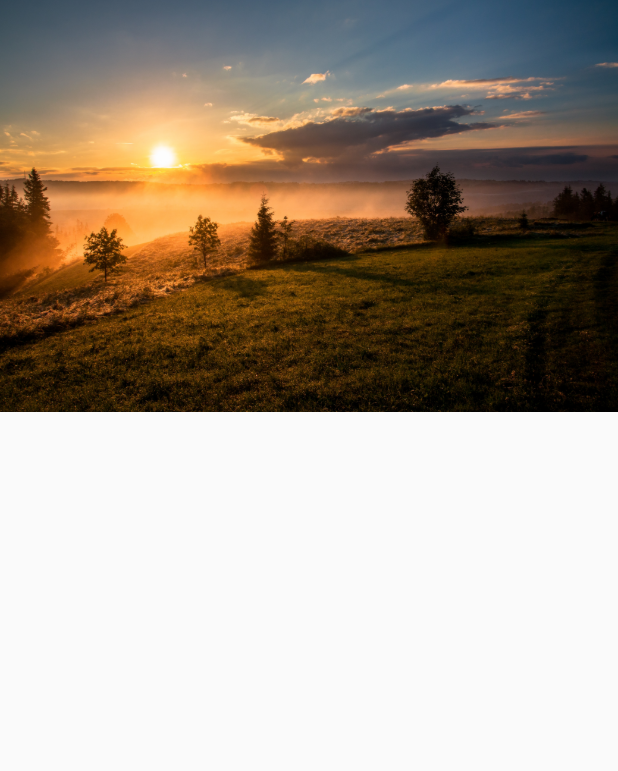
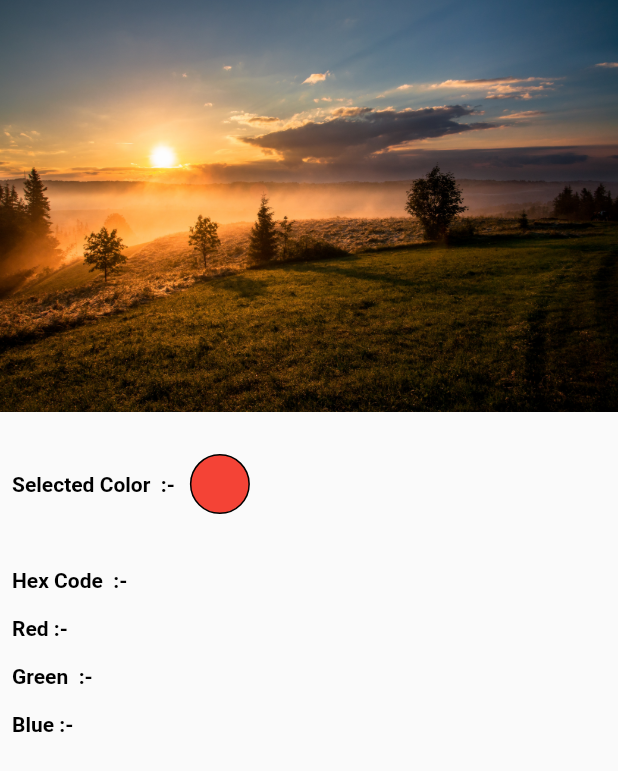
Before and after one commit to Oauth-Celestial/image_color_picker, a Flutter app: the screen it shows after launch, on a phone screen of 412 x 824 dp. Shown: the top 771 px of the screen. Run offline on Flutter 3.47's test engine with Material 2 defaults, Android fonts, the phone set to English and light mode, and no system bars.

Commit message:
Added Color and placeholder widget functionality

```diff
--- a/example/analysis_options.yaml
+++ /dev/null
@@ -1,29 +0,0 @@
-# This file configures the analyzer, which statically analyzes Dart code to
-# check for errors, warnings, and lints.
-#
-# The issues identified by the analyzer are surfaced in the UI of Dart-enabled
-# IDEs (https://dart.dev/tools#ides-and-editors). The analyzer can also be
-# invoked from the command line by running `flutter analyze`.
-
-# The following line activates a set of recommended lints for Flutter apps,
-# packages, and plugins designed to encourage good coding practices.
-include: package:flutter_lints/flutter.yaml
-
-linter:
-  # The lint rules applied to this project can be customized in the
-  # section below to disable rules from the `package:flutter_lints/flutter.yaml`
-  # included above or to enable additional rules. A list of all available lints
-  # and their documentation is published at
-  # https://dart-lang.github.io/linter/lints/index.html.
-  #
-  # Instead of disabling a lint rule for the entire project in the
-  # section below, it can also be suppressed for a single line of code
-  # or a specific dart file by using the `// ignore: name_of_lint` and
-  # `// ignore_for_file: name_of_lint` syntax on the line or in the file
-  # producing the lint.
-  rules:
-    # avoid_print: false  # Uncomment to disable the `avoid_print` rule
-    # prefer_single_quotes: true  # Uncomment to enable the `prefer_single_quotes` rule
-
-# Additional information about this file can be found at
-# https://dart.dev/guides/language/analysis-options
--- a/example/lib/Home.dart
+++ b/example/lib/Home.dart
@@ -10,6 +10,7 @@ class _ImagePickerScreenState extends State<ImagePickerScreen> {
   String _hexColor = '';
   Image image = Image.asset("assets/b.jpg");
   Color? color;
+  PickerResponse? userResponse;
 
   var x = 50;
   var y = 25;
@@ -22,23 +23,89 @@ class _ImagePickerScreenState extends State<ImagePickerScreen> {
         children: [
           ColorPicker(
               child: image,
-              onChanged: (color) {
+              onChanged: (response) {
                 setState(() {
-                  this.color = color;
-                  print("test");
-                  // print("${color.value.}")
+                  userResponse = response;
+                  this.color = response.selectionColor;
                 });
               }),
-          Container(
-            width: 40,
-            height: 40,
-            color: color,
+          const SizedBox(
+            height: 20,
+          ),
+          Padding(
+            padding: const EdgeInsets.all(8.0),
+            child: Row(
+              children: [
+                const Text(
+                  "Selected Color  :-",
+                  style: TextStyle(
+                      color: Colors.black, fontWeight: FontWeight.bold),
+                ),
+                const SizedBox(
+                  width: 10,
+                ),
+                Container(
+                  width: 40,
+                  height: 40,
+                  decoration: BoxDecoration(
+                      color: userResponse?.selectionColor ?? Colors.red,
+                      border: Border.all(color: Colors.black, width: 1),
+                      borderRadius: BorderRadius.circular(20)),
+                )
+              ],
+            ),
+          ),
+          const SizedBox(
+            height: 20,
+          ),
+
+          Padding(
+            padding: const EdgeInsets.all(8.0),
+            child: Row(
+              children: [
+                Text("Hex Code  :- ${userResponse?.hexCode ?? ""}",
+                    style: const TextStyle(
+                        color: Colors.black, fontWeight: FontWeight.bold)),
+              ],
+            ),
+          ),
+
+          Padding(
+            padding: const EdgeInsets.all(8.0),
+            child: Row(
+              children: [
+                Text("Red :- ${userResponse?.redScale ?? ""}",
+                    style: const TextStyle(
+                        color: Colors.black, fontWeight: FontWeight.bold)),
+              ],
+            ),
+          ),
+
+          Padding(
+            padding: const EdgeInsets.all(8.0),
+            child: Row(
+              children: [
+                Text("Green  :- ${userResponse?.greenScale ?? ""}",
+                    style: const TextStyle(
+                        color: Colors.black, fontWeight: FontWeight.bold)),
+              ],
+            ),
+          ),
+
+          Padding(
+            padding: const EdgeInsets.all(8.0),
+            child: Row(
+              children: [
+                Text("Blue :- ${userResponse?.blueScale ?? ""}",
+                    style: const TextStyle(
+                        color: Colors.black, fontWeight: FontWeight.bold)),
+              ],
+            ),
           )
+
+          // ${userResponse?.hexCode ?? ""}
         ],
-      )
-
-
-          ),
+      )),
     );
   }
 }
--- a/lib/image_color_picker.dart
+++ b/lib/image_color_picker.dart
@@ -1,3 +1,4 @@
 library image_color_picker;
 
 export 'src/PixelPicker.dart';
+export 'src/PickerResponse.dart';
--- /dev/null
+++ b/lib/src/PickerResponse.dart
@@ -0,0 +1,14 @@
+import 'package:flutter/animation.dart';
+
+class PickerResponse {
+  final Color selectionColor;
+  final int redScale;
+  final int blueScale;
+  final int greenScale;
+  final String hexCode;
+  final double xpostion;
+  final double ypostion;
+
+  PickerResponse(this.selectionColor, this.redScale, this.blueScale,
+      this.greenScale, this.hexCode, this.xpostion, this.ypostion);
+}
--- a/lib/src/PixelPicker.dart
+++ b/lib/src/PixelPicker.dart
@@ -3,16 +3,19 @@ import 'package:flutter/material.dart';
 import 'package:flutter/rendering.dart';
 import 'package:flutter/widgets.dart';
 import 'package:image_color_picker/src/FindPixelColor.dart';
+import 'package:image_color_picker/src/PickerResponse.dart';
 
 class ColorPicker extends StatefulWidget {
   final Widget child;
-  final Function(Color color) onChanged;
+  final Widget? trackerImage;
+  final Function(PickerResponse color) onChanged;
 
-  const ColorPicker({
-    Key? key,
-    required this.child,
-    required this.onChanged,
-  }) : super(key: key);
+  const ColorPicker(
+      {Key? key,
+      required this.child,
+      required this.onChanged,
+      this.trackerImage})
+      : super(key: key);
 
   @override
   _ColorPickerState createState() => _ColorPickerState();
@@ -45,12 +48,18 @@ class _ColorPickerState extends State<ColorPicker> {
   @override
   Widget build(BuildContext context) {
     return Stack(
+      fit: StackFit.loose,
       children: [
         RepaintBoundary(
           key: _repaintBoundaryKey,
           child: InteractiveViewer(
             key: _interactiveViewerKey,
             maxScale: 10,
+            onInteractionStart: ((details) {
+              final _offset = details.focalPoint;
+              fingerPostion = details.focalPoint;
+              _onInteract(_offset);
+            }),
             onInteractionUpdate: (details) {
               final _offset = details.focalPoint;
               fingerPostion = details.focalPoint;
@@ -60,17 +69,17 @@ class _ColorPickerState extends State<ColorPicker> {
           ),
         ),
         Positioned(
-          left: fingerPostion.dx,
-          top: fingerPostion.dy - 40,
-          child: Container(
-            height: 30,
-            width: 30,
-            child: Text(
-              "${selectedColor?.getHexCode()}",
-              style: TextStyle(color: Colors.white),
-            ),
-          ),
-        )
+            left: fingerPostion.dx,
+            top: fingerPostion.dy - 30,
+            child: widget.trackerImage == null
+                ? Container(
+                    width: 10,
+                    height: 10,
+                    decoration: BoxDecoration(
+                        borderRadius: BorderRadius.circular(5),
+                        border: Border.all(color: Colors.white, width: 1)),
+                  )
+                : widget.trackerImage!)
       ],
     );
   }
@@ -95,7 +104,16 @@ class _ColorPickerState extends State<ColorPicker> {
 
     final _color = await _colorPicker!.getColor(pixelPosition: _localOffset);
     selectedColor = _color;
-    widget.onChanged(_color);
+    PickerResponse response = PickerResponse(
+        selectedColor ?? Colors.black,
+        selectedColor?.red ?? 0,
+        selectedColor?.blue ?? 0,
+        selectedColor?.green ?? 0,
+        selectedColor?.getHexCode() ?? "null",
+        fingerPostion.dx,
+        fingerPostion.dy);
+
+    widget.onChanged(response);
   }
 
   _findLocalOffset(Offset offset) {
```
